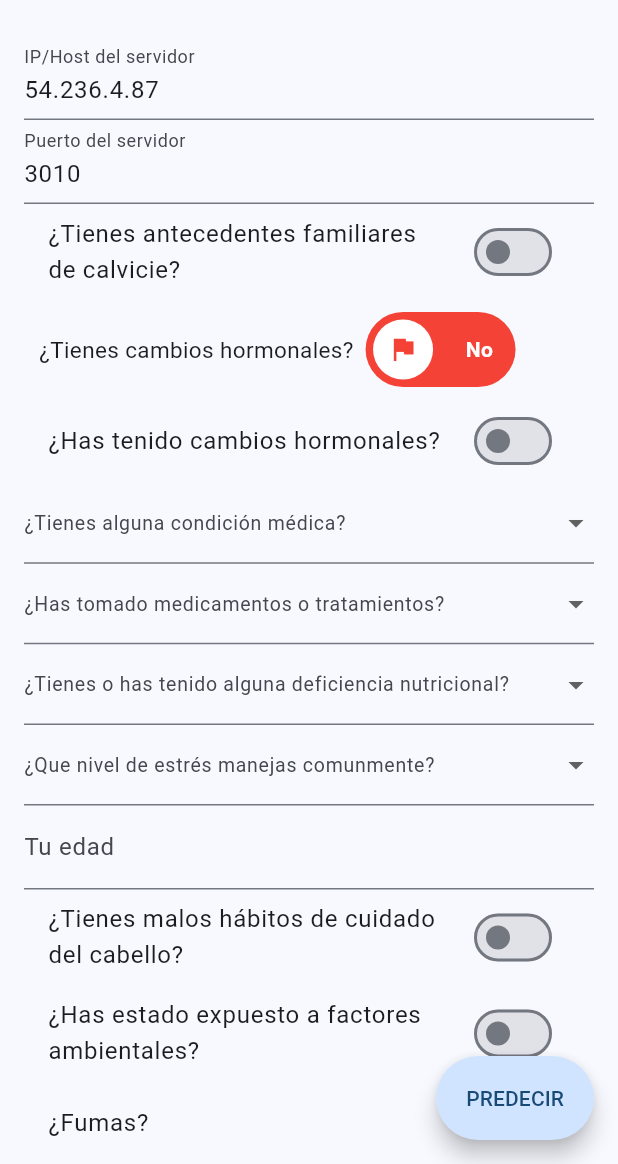
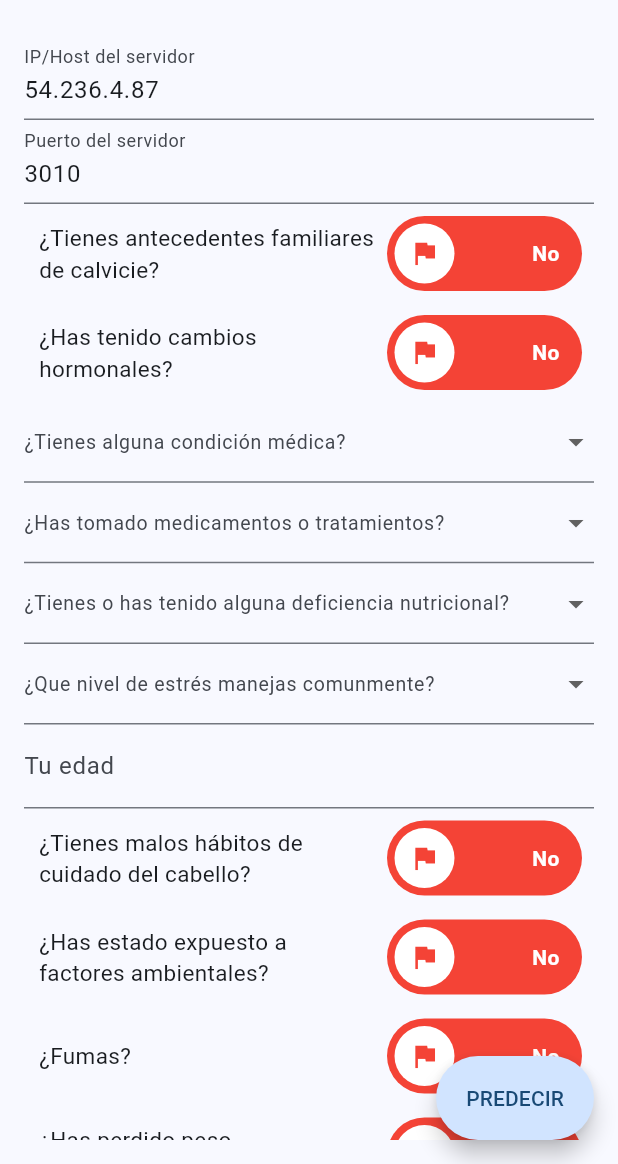
Before and after one commit to 93cgutierrez/baldness_prediction_app_fl, a Flutter app: the screen it shows after launch, on a phone screen of 412 x 824 dp, the part 72-1236 px from its top. Run offline on Flutter 3.47's test engine with Material 3 defaults, Android fonts, the phone set to English and light mode, and no system bars; drawn by our look-alikes of lite_rolling_switch; our stand-ins replace connectivity_plus, flutter_riverpod, lottie.

```diff
--- a/lib/screen/predictor_screen.dart
+++ b/lib/screen/predictor_screen.dart
@@ -1,11 +1,10 @@
 import 'dart:convert';
 
+import 'package:baldness_prediction_app/shared/widget/custom_switch_widget.dart';
 import 'package:baldness_prediction_app/util/dialog_util.dart';
 import 'package:connectivity_plus/connectivity_plus.dart';
-import 'package:flutter/foundation.dart';
 import 'package:flutter/material.dart';
 import 'package:http/http.dart' as http;
-import 'package:lite_rolling_switch/lite_rolling_switch.dart';
 import 'package:lottie/lottie.dart';
 
 class PredictorScreen extends StatefulWidget {
@@ -21,6 +20,11 @@ class _PredictorScreenState extends State<PredictorScreen> {
       TextEditingController(text: "54.236.4.87");
   final TextEditingController portController =
       TextEditingController(text: "3010");
+  //age controller
+  final _ageController = TextEditingController();
+
+  //field
+  int? _lastValidAge;
 
   // Features
   bool genetics = false;
@@ -205,6 +209,14 @@ class _PredictorScreenState extends State<PredictorScreen> {
   }
 
   @override
+  void dispose() {
+    ipController.dispose();
+    portController.dispose();
+    _ageController.dispose();
+    super.dispose();
+  }
+
+  @override
   Widget build(BuildContext context) {
     return Scaffold(
       appBar: AppBar(
@@ -241,7 +253,7 @@ class _PredictorScreenState extends State<PredictorScreen> {
       body: Padding(
         padding: const EdgeInsets.all(16.0),
         child: ListView(
-          children: [
+          children: <Widget>[
             // Entrada de IP y puerto
             TextField(
               controller: ipController,
@@ -257,44 +269,19 @@ class _PredictorScreenState extends State<PredictorScreen> {
               enabled: !loading,
             ),
             // Otros Switches y Dropdowns
-            SwitchListTile(
-              title: const Text("¿Tienes antecedentes familiares de calvicie?"),
-              value: genetics,
+            CustomSwitchWidget(
+              labelText: "¿Tienes antecedentes familiares de calvicie?",
+              initialValue: genetics,
+              textOn: "Si",
+              textOff: "No",
               onChanged:
                   loading ? null : (value) => setState(() => genetics = value),
             ),
-//By default
-            Row(
-              children: [
-                const SizedBox(width: 10),
-                const Text(
-                  "¿Tienes cambios hormonales?",
-                  style: TextStyle(fontSize: 15),
-                  maxLines: 2,
-                ),
-                Padding(
-                  padding: const EdgeInsets.all(8.0),
-                  child: LiteRollingSwitch(
-                    value: false,
-                    width: 100,
-                    textOn: "Si",
-                    textOff: "No",
-                    onChanged: (bool state) {
-                      if (kDebugMode) {
-                        print('turned ${(state) ? 'Si' : 'No'}');
-                      }
-                    },
-                    onDoubleTap: () {},
-                    onSwipe: () {},
-                    onTap: () {},
-                  ),
-                ),
-              ],
-            ),
-
-            SwitchListTile(
-              title: const Text("¿Has tenido cambios hormonales?"),
-              value: hormonalChanges,
+            CustomSwitchWidget(
+              labelText: "¿Has tenido cambios hormonales?",
+              initialValue: hormonalChanges,
+              textOn: "Si",
+              textOff: "No",
               onChanged: loading
                   ? null
                   : (value) => setState(() => hormonalChanges = value),
@@ -377,33 +364,66 @@ class _PredictorScreenState extends State<PredictorScreen> {
               keyboardType: TextInputType.number,
               onChanged: loading
                   ? null
-                  : (value) => setState(() => age = int.tryParse(value)),
+                  : (value) {
+                      if (value.isEmpty) {
+                        setState(() => age = null);
+                        _lastValidAge = null; // Reset last valid age
+                        return;
+                      }
+
+                      int? parsedValue = int.tryParse(value);
+
+                      if (parsedValue != null &&
+                          parsedValue >= 0 &&
+                          parsedValue <= 100) {
+                        setState(() => age = parsedValue);
+                        _lastValidAge = parsedValue; // Store the valid value
+                      } else {
+                        // Option 3: Revert to the last valid value (if you store it)
+                        if (_lastValidAge != null) {
+                          _ageController.text = _lastValidAge.toString();
+                          setState(() => age = _lastValidAge);
+                        } else {
+                          _ageController.clear(); // Clear if no last valid age
+                          setState(() => age = null); // Reset age to null
+                        }
+                      }
+                    },
               enabled: !loading,
+              controller:
+                  _ageController, // Important: Add a TextEditingController
             ),
-            SwitchListTile(
-              title:
-                  const Text("¿Tienes malos hábitos de cuidado del cabello?"),
-              value: poorHairCare,
+            CustomSwitchWidget(
+              labelText: "¿Tienes malos hábitos de cuidado del cabello?",
+              initialValue: poorHairCare,
+              textOn: "Si",
+              textOff: "No",
               onChanged: loading
                   ? null
                   : (value) => setState(() => poorHairCare = value),
             ),
-            SwitchListTile(
-              title: const Text("¿Has estado expuesto a factores ambientales?"),
-              value: environmentalFactors,
+            CustomSwitchWidget(
+              labelText: "¿Has estado expuesto a factores ambientales?",
+              initialValue: environmentalFactors,
+              textOn: "Si",
+              textOff: "No",
               onChanged: loading
                   ? null
                   : (value) => setState(() => environmentalFactors = value),
             ),
-            SwitchListTile(
-              title: const Text("¿Fumas?"),
-              value: smoking,
+            CustomSwitchWidget(
+              labelText: "¿Fumas?",
+              initialValue: smoking,
+              textOn: "Si",
+              textOff: "No",
               onChanged:
                   loading ? null : (value) => setState(() => smoking = value),
             ),
-            SwitchListTile(
-              title: const Text("¿Has perdido peso recientemente?"),
-              value: weightLoss,
+            CustomSwitchWidget(
+              labelText: "¿Has perdido peso recientemente?",
+              initialValue: weightLoss,
+              textOn: "Si",
+              textOff: "No",
               onChanged: loading
                   ? null
                   : (value) => setState(() => weightLoss = value),
--- /dev/null
+++ b/lib/shared/widget/custom_switch_widget.dart
@@ -0,0 +1,60 @@
+import 'package:flutter/widgets.dart';
+import 'package:lite_rolling_switch/lite_rolling_switch.dart';
+
+class CustomSwitchWidget extends StatelessWidget {
+  final String labelText;
+  final bool initialValue;
+  final Function? onChanged;
+  final Function? onDoubleTap;
+  final Function? onSwipe;
+  final Function? onTap;
+  final String textOn;
+  final String textOff;
+
+  const CustomSwitchWidget({
+    super.key,
+    required this.labelText,
+    this.initialValue = false,
+    this.onChanged,
+    this.onDoubleTap,
+    this.onSwipe,
+    this.onTap,
+    required this.textOn,
+    required this.textOff,
+  });
+
+  @override
+  Widget build(BuildContext context) {
+    return Row(
+      children: [
+        const SizedBox(width: 10),
+        Expanded(
+          // Usamos Expanded para que el Text ocupe el espacio disponible
+          child: Align(
+            // Alineamos el texto a la izquierda
+            alignment: Alignment.centerLeft,
+            child: Text(
+              labelText, // Texto de ejemplo
+              style: const TextStyle(fontSize: 15),
+              // No necesitamos maxLines, el texto se ajustará automáticamente
+            ),
+          ),
+        ),
+        Padding(
+          padding: const EdgeInsets.all(8.0),
+          child: SizedBox(
+            child: LiteRollingSwitch(
+              value: false,
+              textOn: textOn,
+              onChanged: (bool state) => onChanged?.call(state),
+              textOff: textOff,
+              onDoubleTap: () {},
+              onSwipe: () {},
+              onTap: () {},
+            ),
+          ),
+        ),
+      ],
+    );
+  }
+}
```
